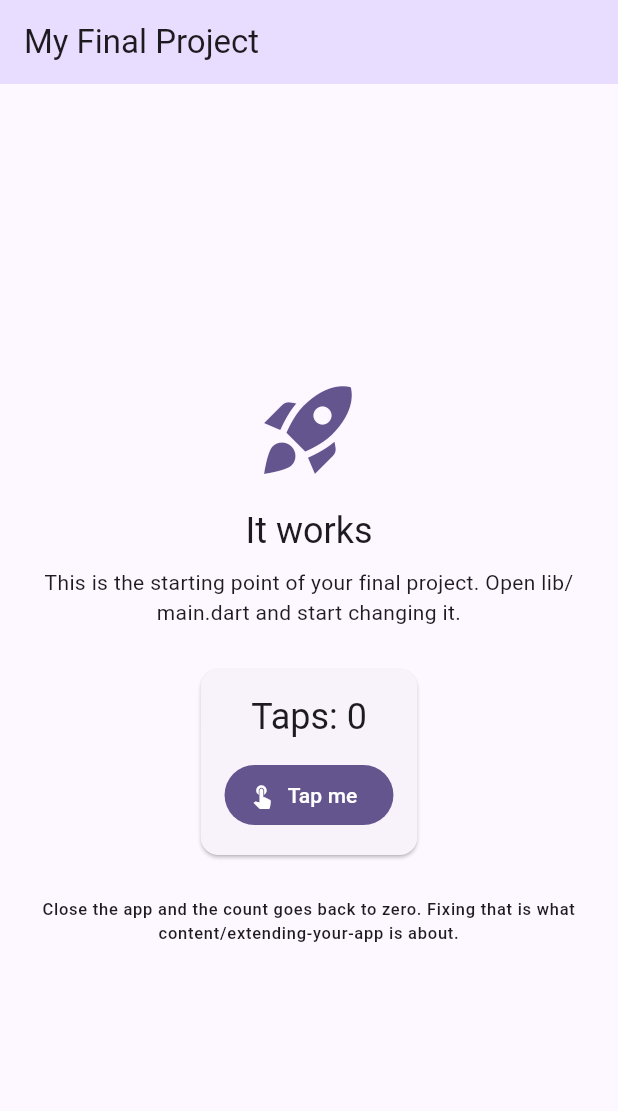
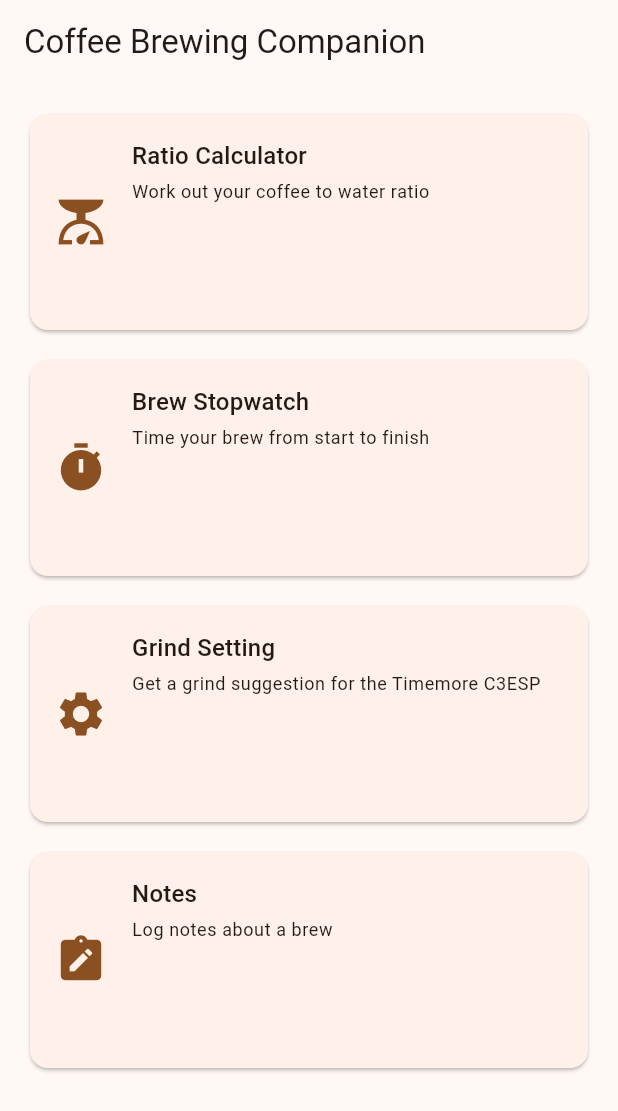
Before and after one commit to Blue-Cynic/Personal-Coffee-App, a Flutter app: the screen it shows after launch, on a phone screen of 412 x 824 dp. Shown: the top 1111 px of the screen. Run offline on Flutter 3.47's test engine with Material 3 defaults, Android fonts, the phone set to English and light mode, and no system bars; our stand-ins replace device_preview.

Commit message:
Update - decided to do a lot in one push. Worked on some of the screens and markdown files.

```diff
--- a/analysis_options.yaml
+++ b/analysis_options.yaml
@@ -1,5 +1,9 @@
 # Turns on the recommended Flutter lints. If the editor underlines something in
 # yellow, this file is why. Run `flutter analyze` to see them all at once.
+analyzer:
+  exclude:
+    - build/**
+    - web/**
 include: package:flutter_lints/flutter.yaml
 
 linter:
--- a/lib/main.dart
+++ b/lib/main.dart
@@ -1,144 +1,35 @@
-// This is your app. It runs as it is: press run and you get the screen below.
-//
-// Nothing here is precious. Change the title, change the colors, delete the
-// counter, add your own screens. It exists so that the repository is a working
-// Flutter app from minute one instead of an empty folder.
-//
-// Everything in this file is Module 4 and 5 material: StatelessWidget,
-// StatefulWidget, setState, Scaffold, AppBar, Column, Card, FilledButton.
-
 import 'package:device_preview/device_preview.dart';
 import 'package:flutter/material.dart';
+import 'screens/home_screen.dart';
 
 void main() {
   runApp(
-    // DevicePreview draws a phone frame around your app, so it is judged at the
-    // size it was designed for instead of stretched across a laptop window.
-    //
-    // It is left ON in the deployed build on purpose: your live link is opened
-    // on a desktop browser, and a phone layout at full desktop width looks
-    // broken when it is not. The toolbar also lets a visitor switch device and
-    // orientation.
-    //
-    // Want the clean app with no frame instead (for a portfolio, or because
-    // you made the layout properly responsive)? Add
-    //   import 'package:flutter/foundation.dart' show kReleaseMode;
-    // and set `enabled: !kReleaseMode`, which drops the frame in release builds.
     DevicePreview(
       enabled: true,
-      builder: (context) => const MyApp(),
+      builder: (context) => const CoffeeCompanionApp(),
     ),
   );
 }
 
-class MyApp extends StatelessWidget {
-  const MyApp({super.key});
+class CoffeeCompanionApp extends StatelessWidget {
+  const CoffeeCompanionApp({super.key});
 
   @override
   Widget build(BuildContext context) {
     return MaterialApp(
-      title: 'My Final Project',
+      title: 'Coffee Brewing Companion',
       debugShowCheckedModeBanner: false,
 
-      // These two lines are what make the DevicePreview toolbar actually
-      // change the app. Keep them.
+      // DevicePreview needs this for its toolbar. DO NOT KILL
       locale: DevicePreview.locale(context),
       builder: DevicePreview.appBuilder,
 
-      // Your design system starts here. One seed color generates a full
-      // Material palette; swap in your own and every screen follows.
       theme: ThemeData(
         useMaterial3: true,
-        colorScheme: ColorScheme.fromSeed(seedColor: const Color(0xFF6750A4)),
+        colorScheme: ColorScheme.fromSeed(seedColor: const Color(0xFF6F4E37)),
       ),
 
       home: const HomeScreen(),
     );
   }
 }
-
-/// The first screen. Replace it with yours.
-///
-/// It is a StatefulWidget because it remembers something that changes: the
-/// counter. A screen that never changes can be a StatelessWidget instead.
-class HomeScreen extends StatefulWidget {
-  const HomeScreen({super.key});
-
-  @override
-  State<HomeScreen> createState() => _HomeScreenState();
-}
-
-class _HomeScreenState extends State<HomeScreen> {
-  // State: a plain field. Changing it does nothing on its own; the screen only
-  // redraws when you change it inside setState.
-  int _taps = 0;
-
-  void _handleTap() {
-    setState(() {
-      _taps++;
-    });
-  }
-
-  @override
-  Widget build(BuildContext context) {
-    // Reading colors and text styles from the theme, instead of hardcoding
-    // them, is what keeps every screen looking like the same app.
-    final theme = Theme.of(context);
-
-    return Scaffold(
-      appBar: AppBar(
-        title: const Text('My Final Project'),
-        backgroundColor: theme.colorScheme.primaryContainer,
-      ),
-      body: Center(
-        child: Padding(
-          padding: const EdgeInsets.all(24),
-          child: Column(
-            mainAxisAlignment: MainAxisAlignment.center,
-            children: [
-              Icon(
-                Icons.rocket_launch,
-                size: 72,
-                color: theme.colorScheme.primary,
-              ),
-              const SizedBox(height: 16),
-              Text('It works', style: theme.textTheme.headlineSmall),
-              const SizedBox(height: 8),
-              Text(
-                'This is the starting point of your final project. '
-                'Open lib/main.dart and start changing it.',
-                textAlign: TextAlign.center,
-                style: theme.textTheme.bodyMedium,
-              ),
-              const SizedBox(height: 24),
-              Card(
-                child: Padding(
-                  padding: const EdgeInsets.all(16),
-                  child: Column(
-                    children: [
-                      Text('Taps: $_taps',
-                          style: theme.textTheme.headlineSmall),
-                      const SizedBox(height: 12),
-                      FilledButton.icon(
-                        onPressed: _handleTap,
-                        icon: const Icon(Icons.touch_app),
-                        label: const Text('Tap me'),
-                      ),
-                    ],
-                  ),
-                ),
-              ),
-              const SizedBox(height: 24),
-              Text(
-                'Close the app and the count goes back to zero. '
-                'Fixing that is what content/extending-your-app is about.',
-                textAlign: TextAlign.center,
-                style: theme.textTheme.labelSmall,
-              ),
-            ],
-          ),
-        ),
-      ),
-    );
-  }
-}
--- /dev/null
+++ b/lib/screens/home_screen.dart
@@ -0,0 +1,125 @@
+import 'package:flutter/material.dart';
+import 'ratio_calculator_screen.dart';
+import 'stopwatch_screen.dart';
+import 'grind_settings_screen.dart';
+import 'notes_screen.dart';
+
+class HomeScreen extends StatelessWidget {
+  const HomeScreen({super.key});
+
+  @override
+  Widget build(BuildContext context) {
+    return Scaffold(
+      appBar: AppBar(
+        title: const Text('Coffee Brewing Companion'),
+      ),
+      body: LayoutBuilder(
+        builder: (context, constraints) {
+          // wide screen for web browser and tablet will get 2 columns
+          // narrow screen for phones will get 1
+          int columns = 1;
+          if (constraints.maxWidth > 600) {
+            columns = 2;
+          }
+
+          return GridView.count(
+            padding: const EdgeInsets.all(16),
+            crossAxisCount: columns,
+            childAspectRatio: 2.5,
+            mainAxisSpacing: 12,
+            crossAxisSpacing: 12,
+            children: [
+              _FeatureCard(
+                title: 'Ratio Calculator',
+                subtitle: 'Work out your coffee to water ratio',
+                icon: Icons.scale,
+                onTap: () {
+                  Navigator.push(
+                    context,
+                    MaterialPageRoute(builder: (context) => const RatioCalculatorScreen()),
+                  );
+                },
+              ),
+              _FeatureCard(
+                title: 'Brew Stopwatch',
+                subtitle: 'Time your brew from start to finish',
+                icon: Icons.timer,
+                onTap: () {
+                  Navigator.push(
+                    context,
+                    MaterialPageRoute(builder: (context) => const StopwatchScreen()),
+                  );
+                },
+              ),
+              _FeatureCard(
+                title: 'Grind Setting',
+                subtitle: 'Get a grind suggestion for the Timemore C3ESP',
+                icon: Icons.settings,
+                onTap: () {
+                  Navigator.push(
+                    context,
+                    MaterialPageRoute(builder: (context) => const GrindSettingsScreen()),
+                  );
+                },
+              ),
+              _FeatureCard(
+                title: 'Notes',
+                subtitle: 'Log notes about a brew',
+                icon: Icons.note_alt,
+                onTap: () {
+                  Navigator.push(
+                    context,
+                    MaterialPageRoute(builder: (context) => const NotesScreen()),
+                  );
+                },
+              ),
+            ],
+          );
+        },
+      ),
+    );
+  }
+}
+
+// Card widget that is shared for each feature button on the home screen
+class _FeatureCard extends StatelessWidget {
+  final String title;
+  final String subtitle;
+  final IconData icon;
+  final VoidCallback onTap;
+
+  const _FeatureCard({
+    required this.title,
+    required this.subtitle,
+    required this.icon,
+    required this.onTap,
+  });
+
+  @override
+  Widget build(BuildContext context) {
+    return Card(
+      child: InkWell(
+        onTap: onTap,
+        child: Padding(
+          padding: const EdgeInsets.all(16),
+          child: Row(
+            children: [
+              Icon(icon, size: 36, color: Theme.of(context).colorScheme.primary),
+              const SizedBox(width: 16),
+              Expanded(
+                child: Column(
+                  crossAxisAlignment: CrossAxisAlignment.start,
+                  children: [
+                    Text(title, style: Theme.of(context).textTheme.titleMedium),
+                    const SizedBox(height: 4),
+                    Text(subtitle, style: Theme.of(context).textTheme.bodySmall),
+                  ],
+                ),
+              ),
+            ],
+          ),
+        ),
+      ),
+    );
+  }
+}
```
Also changed, not shown: lib/screens/grind_settings_screen.dart (added, +25 -0 lines), lib/screens/notes_screen.dart (added, +24 -0 lines), lib/screens/ratio_calculator_screen.dart (added, +99 -0 lines), lib/screens/stopwatch_screen.dart (added, +107 -0 lines), pubspec.lock (added), 2 other files.
